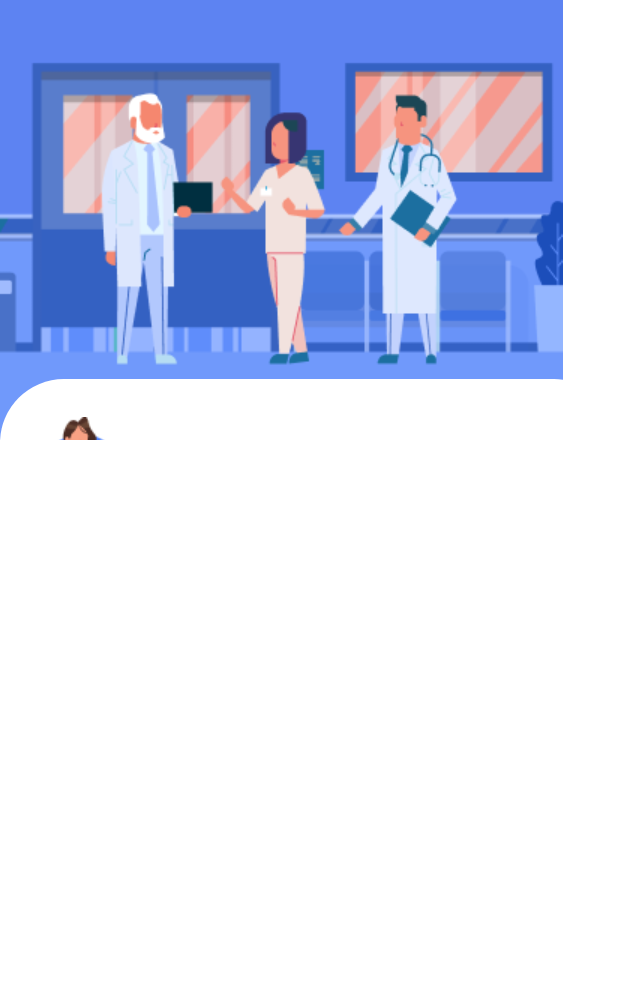
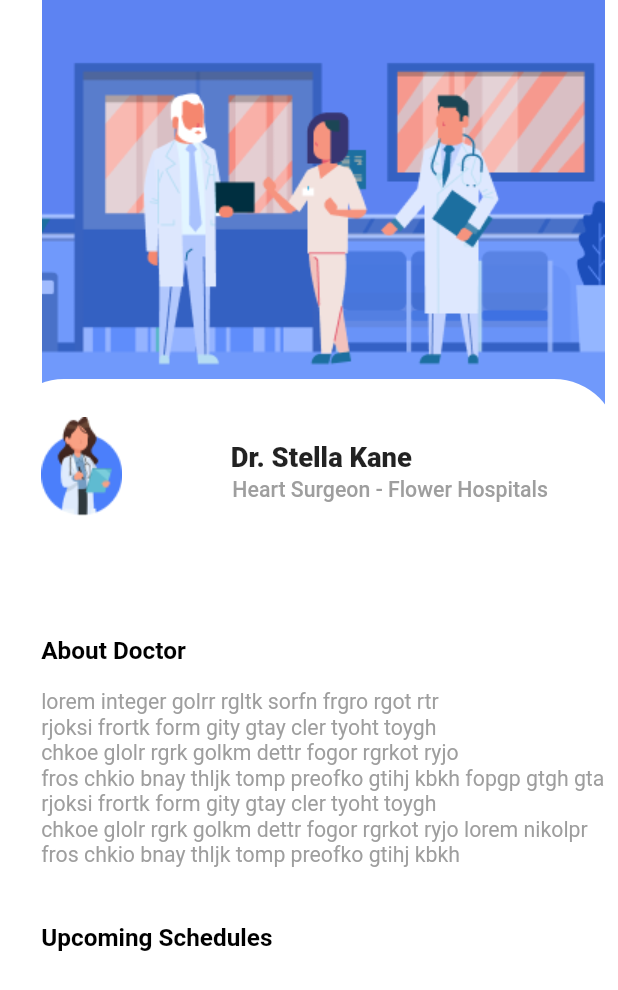
Before and after one commit to chakibdzm/DoctorAPP-Ui, a Flutter app: the ProfileDoc screen opened directly, on a phone screen of 412 x 824 dp. Shown: the top 990 px of the screen. Run offline on Flutter 3.47's test engine with Material 2 defaults, Android fonts, the phone set to English and light mode, and no system bars; our stand-ins replace flutter_svg; Roboto replaces fonts that are missing (GTWalsheimPro).

Commit message:
profile of doctor finish

```diff
--- a/lib/Screens/home/homescreen.dart
+++ b/lib/Screens/home/homescreen.dart
@@ -194,9 +194,7 @@ class _HomePageState extends State<HomePage> {
             SizedBox(height: getHeight(20),),
             Expanded(
               child: Padding(padding: EdgeInsets.only(left: getWidth(25),right: getWidth(25)),
-                  child:  SingleChildScrollView(
-
-                  child: Flexible(
+                  child:  Flexible(
                   child: ListView.separated(
 
                     separatorBuilder: (BuildContext context, int index) {
@@ -216,7 +214,7 @@ class _HomePageState extends State<HomePage> {
                           ),
                         )
 
-    )))),
+    ))),
             )
 
 
--- a/lib/Screens/profile/Profile_doctor.dart
+++ b/lib/Screens/profile/Profile_doctor.dart
@@ -15,9 +15,16 @@ class _ProfileDocState extends State<ProfileDoc> {
     return Scaffold(
       backgroundColor: Colors.white,
       body: Stack(
+
         children: [
-          Image.asset(
-            'assets/illustrations/Illustration1.png',
+          Positioned(
+            child: FittedBox(
+              child: Image.asset(
+                'assets/illustrations/Illustration1.png',
+              ),
+              fit: BoxFit.fill,
+            ),
+            right: 9,
           ),
           Positioned(
             child: Stack(children: [
@@ -44,10 +51,66 @@ class _ProfileDocState extends State<ProfileDoc> {
 
               left: getWidth(25),
                 top: getHeight(25),
-              )
+              ),
+
+              Positioned(child: Text('Heart Surgeon - Flower Hospitals',
+                style: TextStyle(
+                  fontWeight: FontWeight.w500,
+                  fontSize: getHeight(14),
+                  color: Colors.grey,
+                ),
+              ),
+                left: getWidth(141),
+                top: getHeight(65),
+              ),
+              Positioned(child: Text('About Doctor',
+              style: TextStyle(
+                fontSize: getHeight(16),
+                fontWeight: FontWeight.w700,
+                color: Colors.black,
+
+
+              ),),
+              left: getWidth(25),
+                top: getHeight(169),
+              ),
+              Positioned(child: Text('lorem integer golrr rgltk sorfn frgro rgot rtr \n'
+                  'rjoksi frortk form gity gtay cler tyoht toygh \n'
+                  'chkoe glolr rgrk golkm dettr fogor rgrkot ryjo \n'
+                  'fros chkio bnay thljk tomp preofko gtihj kbkh fopgp gtgh gta \n'
+                'rjoksi frortk form gity gtay cler tyoht toygh \n'
+                    'chkoe glolr rgrk golkm dettr fogor rgrkot ryjo lorem nikolpr \n'
+                    'fros chkio bnay thljk tomp preofko gtihj kbkh',
+                style: TextStyle(
+                  fontWeight: FontWeight.w400,
+                  fontSize: getHeight(14),
+                  color: Colors.grey,
+                ),
+                  ),
+                left: getWidth(25),
+                top: getHeight(204),
+              ),
+
+
+
+
+Positioned(child: Text('Upcoming Schedules',
+  style: TextStyle(
+    fontSize: getHeight(16),
+    fontWeight: FontWeight.w700,
+    color: Colors.black,
+
+
+  ),),
+left: getWidth(25),
+  top: getHeight(358),
+)
+
             ]),
             top: getHeight(249),
-          )
+          ),
+
+
         ],
       ),
     );
--- a/lib/main.dart
+++ b/lib/main.dart
@@ -22,7 +22,7 @@ class MyApp extends StatelessWidget {
           highlightColor: Colors.transparent,
           primarySwatch: Colors.blue,
         ),
-        home:Onboarding(),
+          home:ProfileDoc(),
 
     );
   }
```
